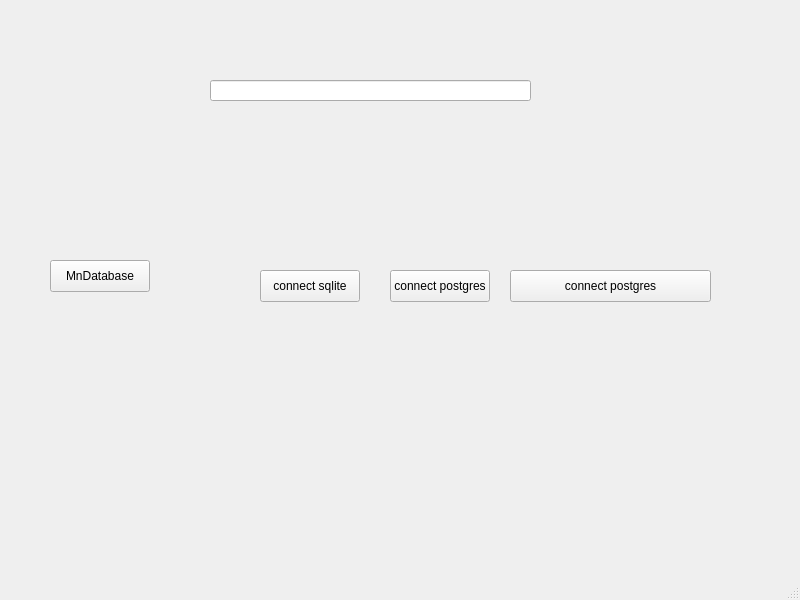
The window that mainwindow.ui (alkotobi/mnproject_qt) describes before a commit, drawn with Qt 5.
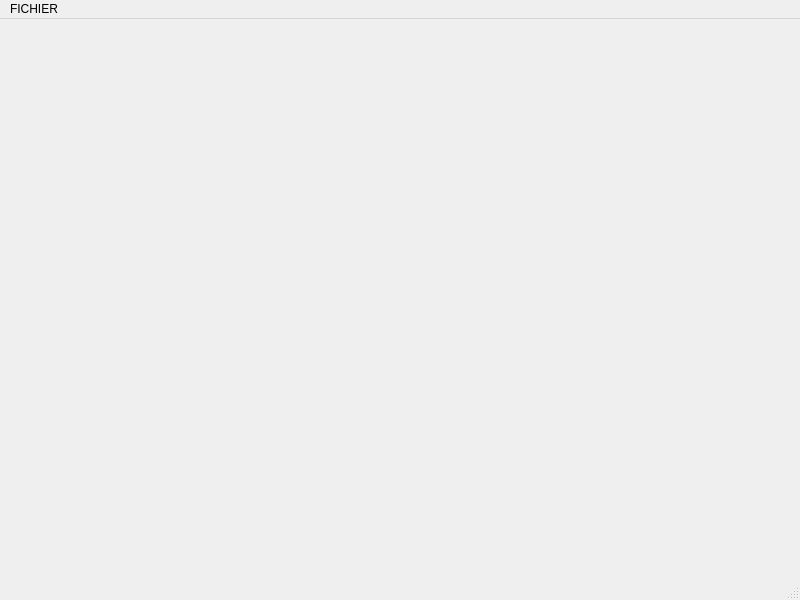
The same window after the commit. Icons and pictures are not drawn.

```diff
--- a/mainwindow.ui
+++ b/mainwindow.ui
@@ -13,74 +13,7 @@
   <property name="windowTitle">
    <string>MainWindow</string>
   </property>
-  <widget class="QWidget" name="centralwidget">
-   <widget class="QPushButton" name="pushButton">
-    <property name="geometry">
-     <rect>
-      <x>260</x>
-      <y>270</y>
-      <width>100</width>
-      <height>32</height>
-     </rect>
-    </property>
-    <property name="text">
-     <string>connect sqlite</string>
-    </property>
-    <property name="icon">
-     <iconset resource="resources.qrc">
-      <normaloff>:/svg/svg/log-in.svg</normaloff>:/svg/svg/log-in.svg</iconset>
-    </property>
-   </widget>
-   <widget class="QPushButton" name="pushButton_2">
-    <property name="geometry">
-     <rect>
-      <x>390</x>
-      <y>270</y>
-      <width>100</width>
-      <height>32</height>
-     </rect>
-    </property>
-    <property name="text">
-     <string>connect postgres</string>
-    </property>
-   </widget>
-   <widget class="QLineEdit" name="lineEdit">
-    <property name="geometry">
-     <rect>
-      <x>210</x>
-      <y>80</y>
-      <width>321</width>
-      <height>21</height>
-     </rect>
-    </property>
-   </widget>
-   <widget class="QPushButton" name="assign_function_to_signal">
-    <property name="geometry">
-     <rect>
-      <x>510</x>
-      <y>270</y>
-      <width>201</width>
-      <height>32</height>
-     </rect>
-    </property>
-    <property name="text">
-     <string>connect postgres</string>
-    </property>
-   </widget>
-   <widget class="QPushButton" name="pushButton_3">
-    <property name="geometry">
-     <rect>
-      <x>50</x>
-      <y>260</y>
-      <width>100</width>
-      <height>32</height>
-     </rect>
-    </property>
-    <property name="text">
-     <string>MnDatabase</string>
-    </property>
-   </widget>
-  </widget>
+  <widget class="QWidget" name="centralwidget"/>
   <widget class="QMenuBar" name="menubar">
    <property name="geometry">
     <rect>
@@ -90,6 +23,13 @@
      <height>33</height>
     </rect>
    </property>
+   <widget class="QMenu" name="menuFICHIER">
+    <property name="title">
+     <string>FICHIER</string>
+    </property>
+    <addaction name="actUnit"/>
+   </widget>
+   <addaction name="menuFICHIER"/>
   </widget>
   <widget class="QStatusBar" name="statusbar"/>
  </widget>
```
Left out of the diff: 15 changed lines with no effect on the pictures.
